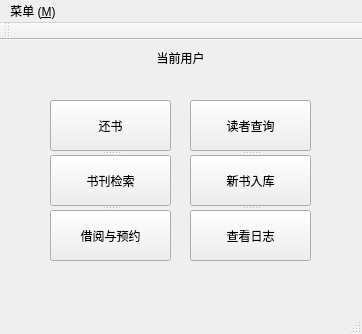
Old version of the form mainwindow.ui in the repository JackChanceLi/LibraryManager.
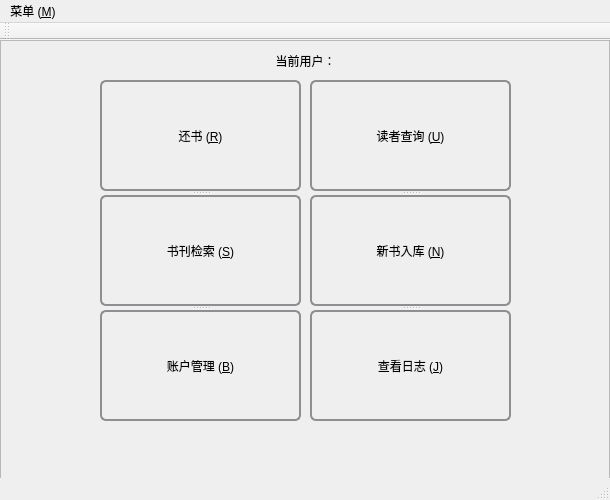
New version of the form.

Diff of the .ui file:
```diff
--- a/mainwindow.ui
+++ b/mainwindow.ui
@@ -6,87 +6,176 @@
    <rect>
     <x>0</x>
     <y>0</y>
-    <width>362</width>
-    <height>334</height>
+    <width>610</width>
+    <height>500</height>
    </rect>
   </property>
   <property name="windowTitle">
-   <string>MainWindow</string>
+   <string>图书馆管理系统</string>
+  </property>
+  <property name="styleSheet">
+   <string notr="true"/>
   </property>
   <widget class="QWidget" name="centralWidget">
-   <widget class="QLabel" name="current_user">
+   <widget class="QFrame" name="frame">
     <property name="geometry">
      <rect>
-      <x>150</x>
-      <y>10</y>
-      <width>61</width>
-      <height>16</height>
+      <x>0</x>
+      <y>0</y>
+      <width>610</width>
+      <height>445</height>
      </rect>
     </property>
-    <property name="text">
-     <string>当前用户</string>
+    <property name="styleSheet">
+     <string notr="true">font: 25 13pt &quot;等线 Light&quot;;</string>
     </property>
-    <property name="alignment">
-     <set>Qt::AlignCenter</set>
+    <property name="frameShape">
+     <enum>QFrame::StyledPanel</enum>
     </property>
-   </widget>
-   <widget class="QSplitter" name="splitter">
-    <property name="geometry">
-     <rect>
-      <x>50</x>
-      <y>60</y>
-      <width>121</width>
-      <height>161</height>
-     </rect>
+    <property name="frameShadow">
+     <enum>QFrame::Raised</enum>
     </property>
-    <property name="orientation">
-     <enum>Qt::Vertical</enum>
-    </property>
-    <widget class="QPushButton" name="return_button">
-     <property name="text">
-      <string>还书</string>
+    <widget class="QSplitter" name="splitter_2">
+     <property name="geometry">
+      <rect>
+       <x>310</x>
+       <y>40</y>
+       <width>201</width>
+       <height>341</height>
+      </rect>
      </property>
-    </widget>
-    <widget class="QPushButton" name="search_button">
-     <property name="text">
-      <string>书刊检索</string>
+     <property name="styleSheet">
+      <string notr="true">QPushButton {
+	font: 25 14pt &quot;等线 Light&quot;;
+    border: 2px solid #8f8f91;
+    border-radius: 6px;
+    background-color: qlineargradient(x1: 0, y1: 0, x2: 0, y2: 1,
+                                      stop: 0 #f6f7fa, stop: 1 #dadbde);
+    min-width: 80px;
+}
+
+QPushButton:pressed {
+    background-color: qlineargradient(x1: 0, y1: 0, x2: 0, y2: 1,
+                                      stop: 0 #dadbde, stop: 1 #f6f7fa);
+}
+
+QPushButton:flat {
+    border: none; /* no border for a flat push button */
+}
+
+QPushButton:default {
+    border-color: navy; /* make the default button prominent */
+}</string>
      </property>
+     <property name="orientation">
+      <enum>Qt::Vertical</enum>
+     </property>
+     <widget class="QPushButton" name="findreader_button">
+      <property name="text">
+       <string>读者查询 (&amp;U)</string>
+      </property>
+      <property name="shortcut">
+       <string>U</string>
+      </property>
+     </widget>
+     <widget class="QPushButton" name="newbook_button">
+      <property name="text">
+       <string>新书入库 (&amp;N)</string>
+      </property>
+      <property name="shortcut">
+       <string>N</string>
+      </property>
+     </widget>
+     <widget class="QPushButton" name="journal_button">
+      <property name="text">
+       <string>查看日志 (&amp;J)</string>
+      </property>
+      <property name="shortcut">
+       <string>J</string>
+      </property>
+     </widget>
     </widget>
-    <widget class="QPushButton" name="borrow_button">
-     <property name="enabled">
-      <bool>true</bool>
+    <widget class="QLabel" name="current_user">
+     <property name="geometry">
+      <rect>
+       <x>0</x>
+       <y>10</y>
+       <width>611</width>
+       <height>21</height>
+      </rect>
      </property>
      <property name="text">
-      <string>借阅与预约</string>
+      <string>当前用户：</string>
      </property>
-    </widget>
-   </widget>
-   <widget class="QSplitter" name="splitter_2">
-    <property name="geometry">
-     <rect>
-      <x>190</x>
-      <y>60</y>
-      <width>121</width>
-      <height>161</height>
-     </rect>
-    </property>
-    <property name="orientation">
-     <enum>Qt::Vertical</enum>
-    </property>
-    <widget class="QPushButton" name="findreader_button">
-     <property name="text">
-      <string>读者查询</string>
+     <property name="alignment">
+      <set>Qt::AlignCenter</set>
      </property>
     </widget>
-    <widget class="QPushButton" name="newbook_button">
-     <property name="text">
-      <string>新书入库</string>
+    <widget class="QSplitter" name="splitter">
+     <property name="geometry">
+      <rect>
+       <x>100</x>
+       <y>40</y>
+       <width>201</width>
+       <height>341</height>
+      </rect>
      </property>
-    </widget>
-    <widget class="QPushButton" name="journal_button">
-     <property name="text">
-      <string>查看日志</string>
+     <property name="styleSheet">
+      <string notr="true">QPushButton {
+	font: 25 14pt &quot;等线 Light&quot;;
+    border: 2px solid #8f8f91;
+    border-radius: 6px;
+    background-color: qlineargradient(x1: 0, y1: 0, x2: 0, y2: 1,
+                                      stop: 0 #f6f7fa, stop: 1 #dadbde);
+    min-width: 80px;
+}
+
+QPushButton:pressed {
+    background-color: qlineargradient(x1: 0, y1: 0, x2: 0, y2: 1,
+                                      stop: 0 #dadbde, stop: 1 #f6f7fa);
+}
+
+QPushButton:flat {
+    border: none; /* no border for a flat push button */
+}
+
+QPushButton:default {
+    border-color: navy; /* make the default button prominent */
+}</string>
      </property>
+     <property name="orientation">
+      <enum>Qt::Vertical</enum>
+     </property>
+     <widget class="QPushButton" name="return_button">
+      <property name="styleSheet">
+       <string notr="true"/>
+      </property>
+      <property name="text">
+       <string>还书 (&amp;R)</string>
+      </property>
+      <property name="shortcut">
+       <string>R</string>
+      </property>
+     </widget>
+     <widget class="QPushButton" name="search_button">
+      <property name="text">
+       <string>书刊检索 (&amp;S)</string>
+      </property>
+      <property name="shortcut">
+       <string>S</string>
+      </property>
+     </widget>
+     <widget class="QPushButton" name="borrow_button">
+      <property name="enabled">
+       <bool>true</bool>
+      </property>
+      <property name="text">
+       <string>账户管理 (&amp;B)</string>
+      </property>
+      <property name="shortcut">
+       <string>B</string>
+      </property>
+     </widget>
     </widget>
    </widget>
   </widget>
@@ -95,7 +184,7 @@
     <rect>
      <x>0</x>
      <y>0</y>
-     <width>362</width>
+     <width>610</width>
      <height>23</height>
     </rect>
    </property>
```
Left out of the diff: 14 changed lines with no effect on the pictures.
